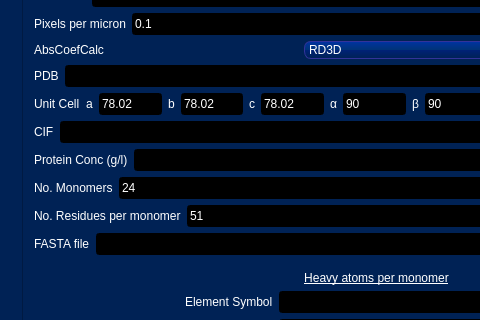
Qt form RD3D_GUI/mainwindow.ui (jdickerson95/qt_RADDDOSE-3D) before a commit; both pictures show x 0 to 480 and y 263 to 583 of the 616 by 731 pixel window.
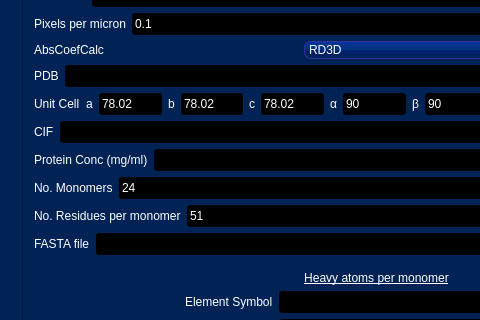
The same form after that commit. Icons and pictures are not drawn.

```diff
--- a/RD3D_GUI/mainwindow.ui
+++ b/RD3D_GUI/mainwindow.ui
@@ -2628,7 +2628,7 @@
            <property name="geometry">
             <rect>
              <x>0</x>
-             <y>-300</y>
+             <y>0</y>
              <width>564</width>
              <height>962</height>
             </rect>
@@ -4497,7 +4497,7 @@
                  <string>&lt;html&gt;&lt;head/&gt;&lt;body&gt;&lt;p&gt;In SAXS, this is the concentration of protein in grams per litre&lt;/p&gt;&lt;/body&gt;&lt;/html&gt;</string>
                 </property>
                 <property name="text">
-                 <string>Protein Conc (g/l)</string>
+                 <string>Protein Conc (mg/ml)</string>
                 </property>
                </widget>
               </item>
```
